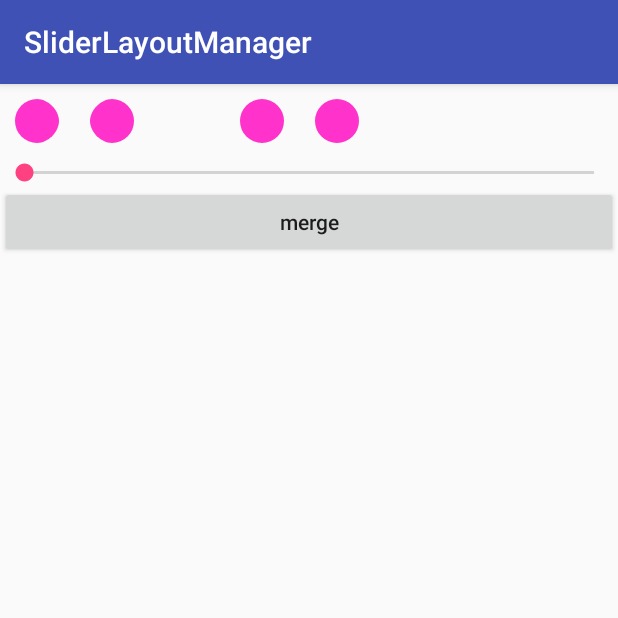
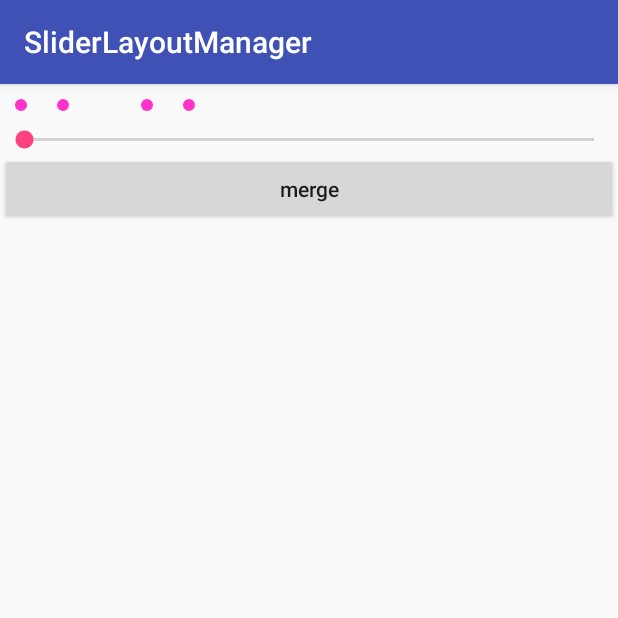
Before and after one commit to JaneCou/SliderRecylerView, an Android app: the WaterDropDemo screen opened directly, with no data from a screen before it, after a tap on "merge", on a phone screen of 412 x 824 dp, the top half of it. Run offline under Robolectric (Android 15) with nearby library versions, the phone set to English and light mode, and no system bars.

Commit message:
优化合并动画 时间

```diff
--- a/app/src/main/res/layout/activity_water_drop_demo.xml
+++ b/app/src/main/res/layout/activity_water_drop_demo.xml
@@ -7,7 +7,7 @@
     <com.sys.blackcat.slider.WaterDropIndicator
         android:id="@+id/water_drop"
         xmlns:app="http://schemas.android.com/apk/res-auto"
-        app:indicator_size="30dp"
+        app:indicator_size="8dp"
         app:indicator_space="20dp"
         android:layout_width="match_parent"
         android:layout_height="wrap_content"
--- a/library/src/main/java/com/sys/blackcat/slider/WaterDropIndicator.java
+++ b/library/src/main/java/com/sys/blackcat/slider/WaterDropIndicator.java
@@ -10,6 +10,10 @@ import android.graphics.Path;
 import android.graphics.RectF;
 import android.util.AttributeSet;
 import android.view.View;
+import android.view.animation.AccelerateDecelerateInterpolator;
+import android.view.animation.AccelerateInterpolator;
+import android.view.animation.BounceInterpolator;
+import android.view.animation.DecelerateInterpolator;
 
 /**
  * Created by yangcai on 17-1-7.
@@ -330,7 +334,8 @@ public class WaterDropIndicator extends View {
 
     public void startAnimation(){
         ValueAnimator animator = ValueAnimator.ofFloat(0,1.0f);
-        animator.setDuration(300);
+        animator.setDuration(200);
+        animator.setInterpolator(new AccelerateInterpolator());
         animator.addUpdateListener(new ValueAnimator.AnimatorUpdateListener() {
             @Override
             public void onAnimationUpdate(ValueAnimator animation) {
```
